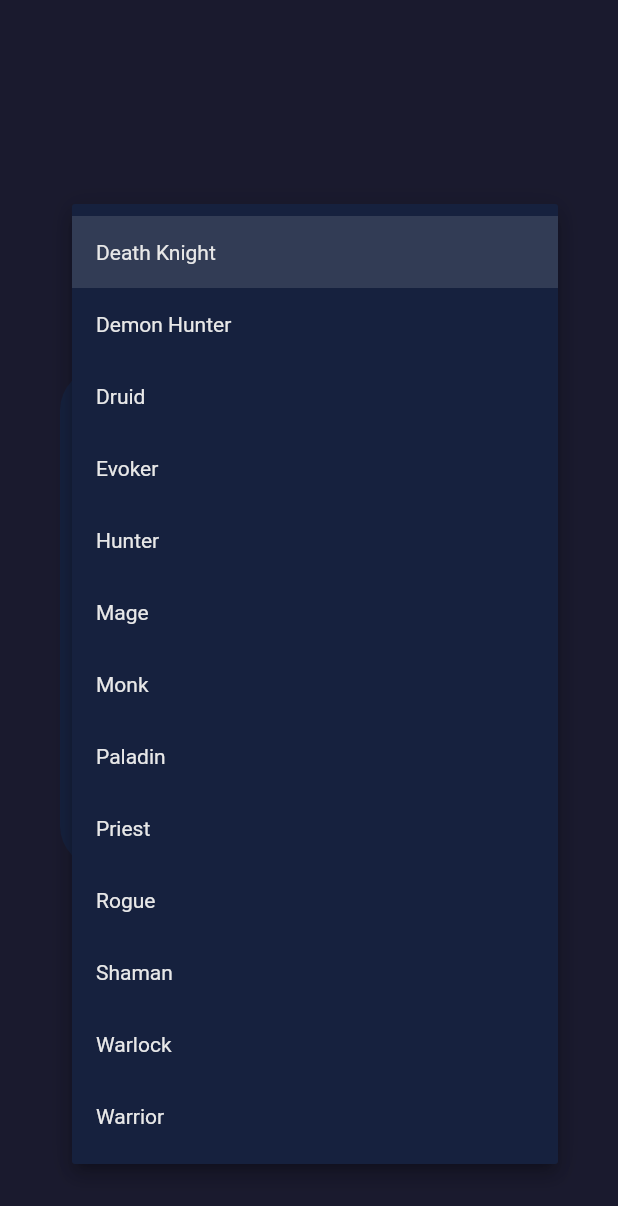
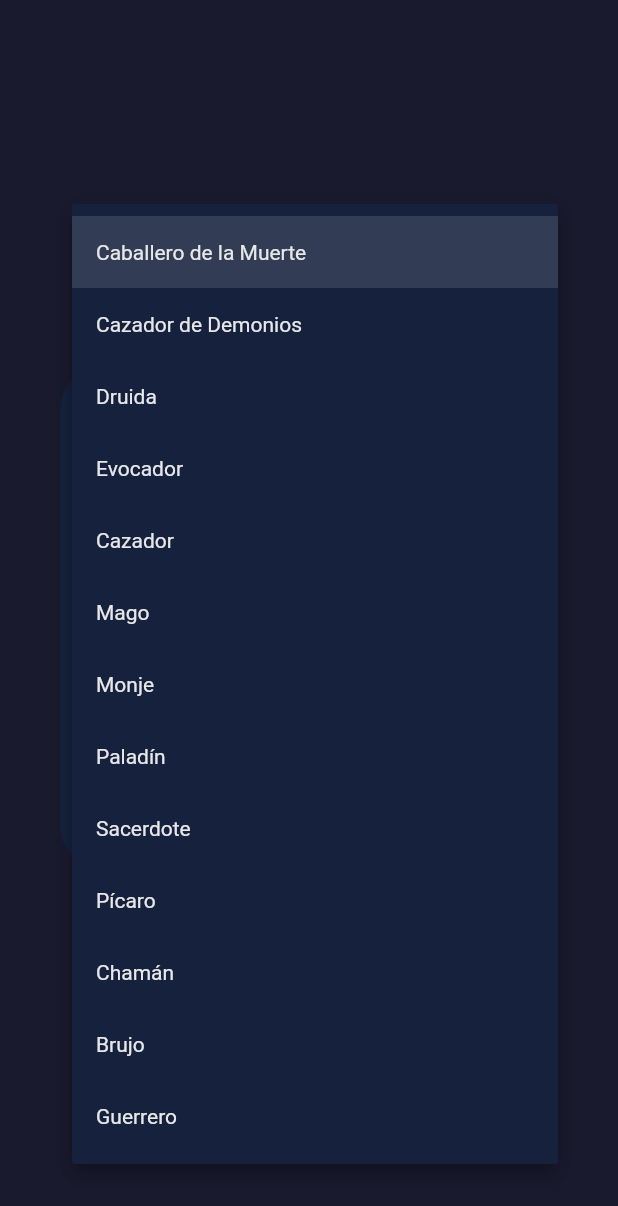
Before and after one commit to JuanjoDior/wow-app, a Flutter app: the CreateBuildDialog widget shown alone on an empty page, opened directly, after a tap on "Selecciona clase", on a phone screen of 412 x 824 dp. Shown: the top 1206 px of the screen. Run offline on Flutter 3.47's test engine with Material 3 defaults, Android fonts, the light colour scheme and no system bars; our stand-ins replace cached_network_image, dartz, dio, equatable, flutter_bloc, get_it and 4 more; missing offline and left inert: dart:html, dart:js, dart:ui_web; accounts and stored records are empty.

Commit message:
Localiza clases y specs en crear build y refuerza test ES

```diff
--- a/lib/features/builds/presentation/widgets/create_build_dialog.dart
+++ b/lib/features/builds/presentation/widgets/create_build_dialog.dart
@@ -6,6 +6,7 @@
 import 'package:wow_companion/features/builds/presentation/cubit/builds_cubit.dart';
 import 'package:wow_companion/features/favorites/domain/favorites_repository.dart';
 import 'package:wow_companion/l10n/generated/app_localizations.dart';
+import 'package:wow_companion/core/l10n/wow_translations.dart';
 
 class CreateBuildDialog extends StatefulWidget {
   const CreateBuildDialog({super.key});
@@ -36,17 +37,17 @@
 const _specsByClass = <String, List<String>>{
   'Death Knight': ['Blood', 'Frost', 'Unholy'],
   'Demon Hunter': ['Devourer', 'Havoc', 'Vengeance'],
-  'Druid':        ['Balance', 'Feral', 'Guardian', 'Restoration'],
-  'Evoker':       ['Augmentation', 'Devastation', 'Preservation'],
-  'Hunter':       ['Beast Mastery', 'Marksmanship', 'Survival'],
-  'Mage':         ['Arcane', 'Fire', 'Frost'],
-  'Monk':         ['Brewmaster', 'Mistweaver', 'Windwalker'],
-  'Paladin':      ['Holy', 'Protection', 'Retribution'],
-  'Priest':       ['Discipline', 'Holy', 'Shadow'],
-  'Rogue':        ['Assassination', 'Outlaw', 'Subtlety'],
-  'Shaman':       ['Elemental', 'Enhancement', 'Restoration'],
-  'Warlock':      ['Affliction', 'Demonology', 'Destruction'],
-  'Warrior':      ['Arms', 'Fury', 'Protection'],
+  'Druid': ['Balance', 'Feral', 'Guardian', 'Restoration'],
+  'Evoker': ['Augmentation', 'Devastation', 'Preservation'],
+  'Hunter': ['Beast Mastery', 'Marksmanship', 'Survival'],
+  'Mage': ['Arcane', 'Fire', 'Frost'],
+  'Monk': ['Brewmaster', 'Mistweaver', 'Windwalker'],
+  'Paladin': ['Holy', 'Protection', 'Retribution'],
+  'Priest': ['Discipline', 'Holy', 'Shadow'],
+  'Rogue': ['Assassination', 'Outlaw', 'Subtlety'],
+  'Shaman': ['Elemental', 'Enhancement', 'Restoration'],
+  'Warlock': ['Affliction', 'Demonology', 'Destruction'],
+  'Warrior': ['Arms', 'Fury', 'Protection'],
 };
 
 class _CreateBuildDialogState extends State<CreateBuildDialog> {
@@ -119,6 +120,7 @@
   @override
   Widget build(BuildContext context) {
     final t = S.of(context)!;
+    final localeCode = Localizations.localeOf(context).languageCode;
     return AlertDialog(
       backgroundColor: WowTheme.surfaceDark,
       title: Text(
@@ -171,7 +173,10 @@
                 onChanged: (value) => setState(() {
                   _selectedCharacter = value;
                   // Reset manual si vinculamos personaje
-                if (value != null) { _manualClass = null; _manualSpec = null; }
+                  if (value != null) {
+                    _manualClass = null;
+                    _manualSpec = null;
+                  }
                 }),
               ),
               const SizedBox(height: 8),
@@ -183,7 +188,10 @@
               const SizedBox(height: 4),
               Text(
                 t.buildsClassAndSpec,
-              style: const TextStyle(color: WowTheme.textSecondary, fontSize: 12),
+                style: const TextStyle(
+                  color: WowTheme.textSecondary,
+                  fontSize: 12,
+                ),
               ),
               const SizedBox(height: 8),
               DropdownButtonFormField<String>(
@@ -195,7 +203,14 @@
                 ),
                 style: const TextStyle(color: WowTheme.textPrimary),
                 items: _classes
-                  .map((c) => DropdownMenuItem(value: c, child: Text(c)))
+                    .map(
+                      (c) => DropdownMenuItem(
+                        value: c,
+                        child: Text(
+                          WowTranslations.translateClass(c, localeCode),
+                        ),
+                      ),
+                    )
                     .toList(),
                 onChanged: _onClassChanged,
               ),
@@ -210,7 +225,14 @@
                   ),
                   style: const TextStyle(color: WowTheme.textPrimary),
                   items: (_specsByClass[_manualClass] ?? <String>[])
-                    .map((s) => DropdownMenuItem(value: s, child: Text(s)))
+                      .map(
+                        (s) => DropdownMenuItem(
+                          value: s,
+                          child: Text(
+                            WowTranslations.translateSpec(s, localeCode),
+                          ),
+                        ),
+                      )
                       .toList(),
                   onChanged: (value) => setState(() => _manualSpec = value),
                 ),
--- a/lib/l10n/app_es.arb
+++ b/lib/l10n/app_es.arb
@@ -194,7 +194,7 @@
   "buildIntelligenceEnchantedItems": "Objetos con enchant",
   "buildIntelligenceSockets": "Sockets con gema",
   "buildIntelligenceCompletion": "Completado",
-  "buildIntelligenceMissingEnchants": "Enchants faltantes",
+  "buildIntelligenceMissingEnchants": "Encantamientos faltantes",
   "buildIntelligenceMissingGems": "Gemas faltantes",
   "buildIntelligenceTopActions": "Acciones principales",
   "buildIntelligenceActionEnchantMissing": "Aplica {name}",
```
Also changed, not shown: lib/l10n/generated/app_localizations_es.dart, 1 other file. Lines whose indentation alone changed are shown as unchanged.
